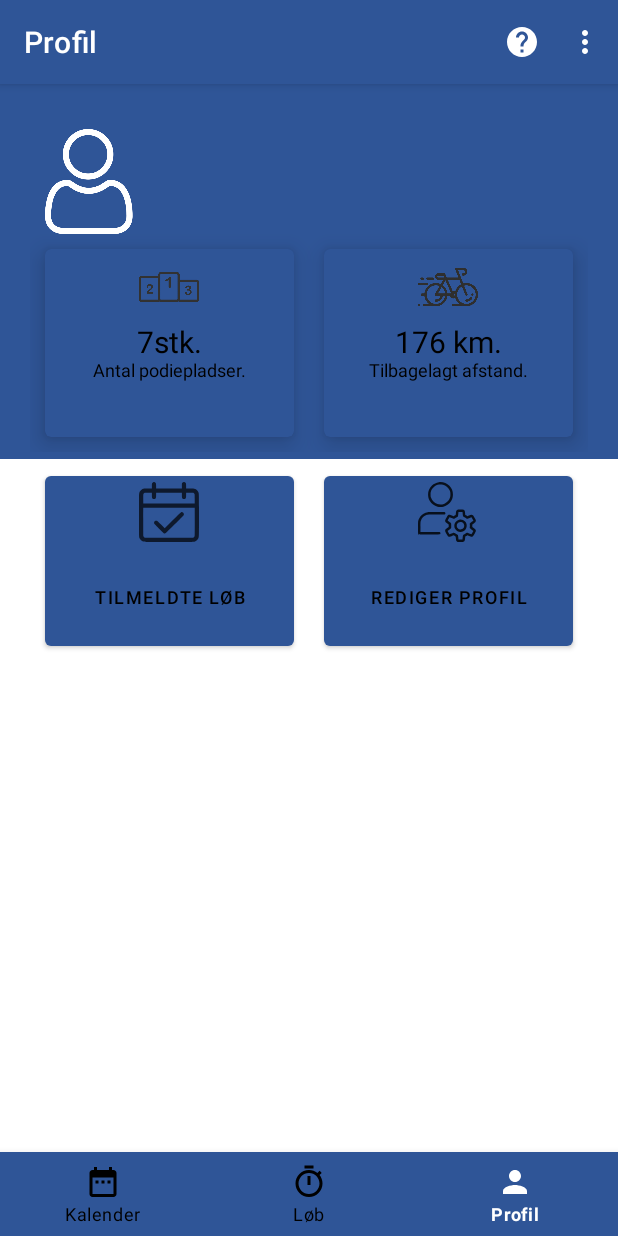
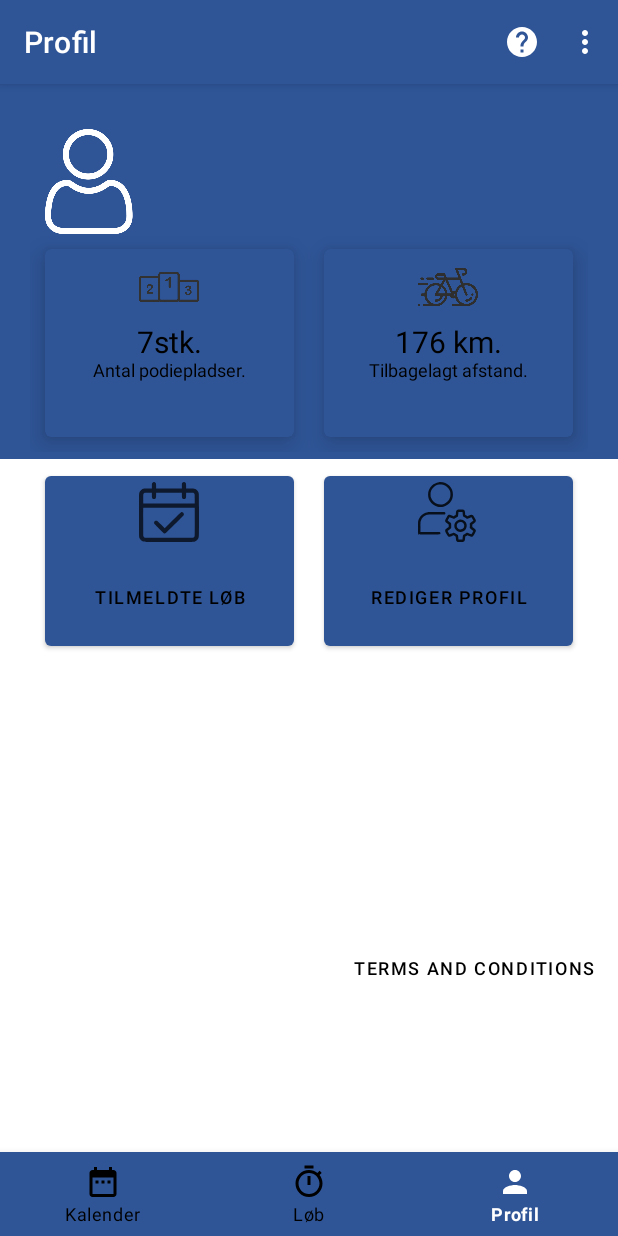
Before and after one commit to JacobSylvest/SportsEventV2, an Android app: the Profil screen opened directly, with no data from a screen before it, on a phone screen of 412 x 824 dp. Run offline under Robolectric (Android 15) with nearby library versions, the light colour scheme and no system bars.

Commit message:
terms and conditions virker.

```diff
--- a/app/build.gradle
+++ b/app/build.gradle
@@ -33,6 +33,7 @@ dependencies {
 
     implementation 'androidx.appcompat:appcompat:1.2.0'
     implementation 'com.google.android.material:material:1.2.1'
+    implementation 'com.github.barteksc:android-pdf-viewer:3.2.0-beta.1'
     implementation 'androidx.constraintlayout:constraintlayout:2.0.4'
     implementation 'com.google.android.material:material:1.2.1'
     implementation 'com.google.firebase:firebase-database:19.6.0'
--- a/app/src/main/java/com/example/sportseventv2/Profil.java
+++ b/app/src/main/java/com/example/sportseventv2/Profil.java
@@ -19,7 +19,7 @@ public class Profil extends TopBundMenu implements View.OnClickListener {
 
 
     private static final String TAG = "Profil.";
-    private Button button, tilmeldte_btn;
+    private Button button, tilmeldte_btn, tac_btn;
     TextView fullName, username;
 
     @Override
@@ -32,6 +32,9 @@ public class Profil extends TopBundMenu implements View.OnClickListener {
 
         tilmeldte_btn = findViewById(R.id.tilmeldte_løb);
         tilmeldte_btn.setOnClickListener(this);
+
+        tac_btn = findViewById(R.id.tac);
+        tac_btn.setOnClickListener(this);
 
         showAllUserData();
         showNavProfil();
@@ -74,6 +77,14 @@ public class Profil extends TopBundMenu implements View.OnClickListener {
         startActivity(intent);
     }
 
+    /**
+     * starter ny aktivitet.
+     */
+    public  void openTac(){
+        Intent intent = new Intent(this, TAC.class);
+        startActivity(intent);
+    }
+
     @Override
     public void onClick(View v) {
         if(v == button){
@@ -82,5 +93,8 @@ public class Profil extends TopBundMenu implements View.OnClickListener {
         if (v == tilmeldte_btn){
             openTilmeldteLoeb();
         }
+        if (v == tac_btn){
+            openTac();
+        }
     }
 }
--- a/app/src/main/res/layout/activity_profil.xml
+++ b/app/src/main/res/layout/activity_profil.xml
@@ -186,6 +186,18 @@
 <RelativeLayout
     android:layout_width="match_parent"
     android:layout_height="match_parent">
+
+    <Button
+        android:id="@+id/tac"
+        android:layout_width="match_parent"
+        android:layout_height="wrap_content"
+        android:layout_centerVertical="true"
+        android:textAlignment="textEnd"
+        android:textSize="12sp"
+        android:background="#00000000"
+        android:textColor="#000"
+        android:text="Terms and Conditions"/>
+
     <com.google.android.material.bottomnavigation.BottomNavigationView
         android:id="@+id/bottom_navigation"
         android:layout_width="match_parent"
```
Also changed, not shown: app/src/main/AndroidManifest.xml (+7 -6 lines), app/src/main/java/com/example/sportseventv2/TAC.java (added, +56 -0 lines), app/src/main/res/layout/activity_t_a_c.xml (added, +38 -0 lines), 1 other file.
